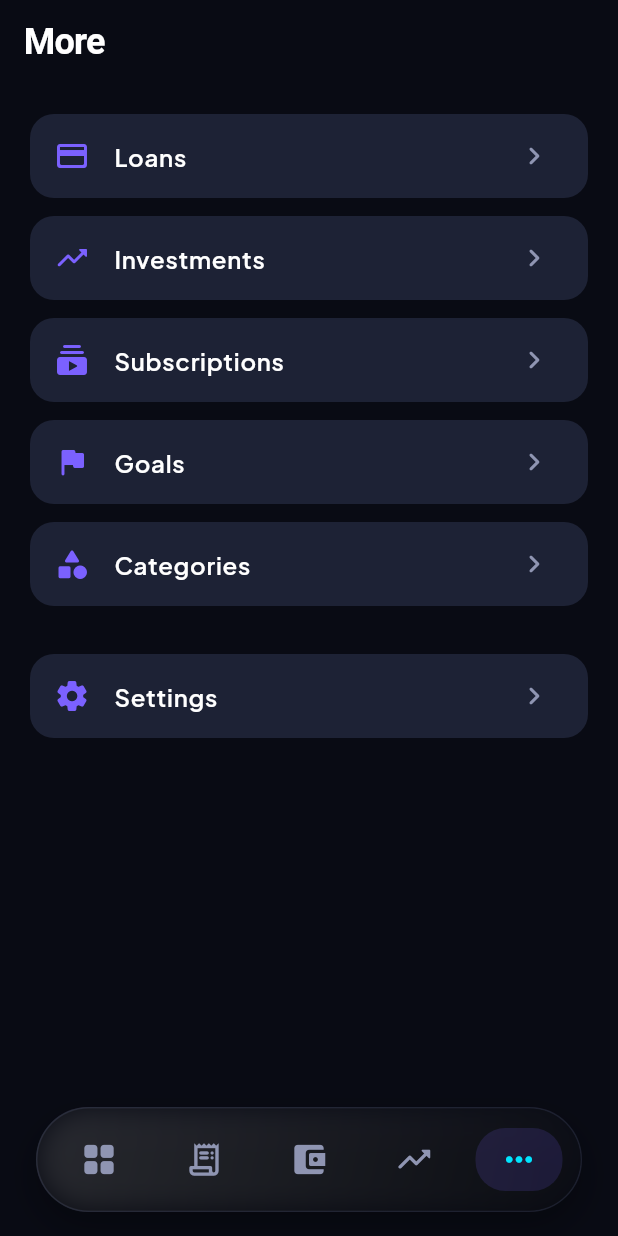
After one commit to iprojectt/finance-tracker-app, a Flutter app: the screen it shows after launch, item 5 of the bottom bar chosen, on a phone screen of 412 x 824 dp. The commit adds this screen. Run offline on Flutter 3.47's test engine with Material 3 defaults, Android fonts, the phone set to English and light mode, and no system bars; drawn by our look-alikes of flutter_animate; our stand-ins replace fl_chart, google_fonts, shared_preferences; network calls fail.

Commit message:
Fix UI overflows and add MoreScreen for mobile navigation

```diff
--- a/flutter_app/lib/main.dart
+++ b/flutter_app/lib/main.dart
@@ -12,6 +12,7 @@ import 'screens/subscriptions_screen.dart';
 import 'screens/goals_screen.dart';
 import 'screens/categories_screen.dart';
 import 'screens/settings_screen.dart';
+import 'screens/more_screen.dart';
 
 void main() async {
   WidgetsFlutterBinding.ensureInitialized();
@@ -130,7 +131,7 @@ class _AppShellState extends State<AppShell> {
         duration: const Duration(milliseconds: 300),
         child: _selectedIndex < 4
             ? _screens[_selectedIndex]
-            : const SettingsScreen(), // simplified 'More' mapping for now
+            : const MoreScreen(), // opens list of other screens
       ),
       bottomNavigationBar: SafeArea(
         child: Container(
--- /dev/null
+++ b/flutter_app/lib/screens/more_screen.dart
@@ -0,0 +1,57 @@
+import 'package:flutter/material.dart';
+import '../theme/app_theme.dart';
+import 'loans_screen.dart';
+import 'investments_screen.dart';
+import 'subscriptions_screen.dart';
+import 'goals_screen.dart';
+import 'categories_screen.dart';
+import 'settings_screen.dart';
+
+class MoreScreen extends StatelessWidget {
+  const MoreScreen({super.key});
+
+  @override
+  Widget build(BuildContext context) {
+    return Scaffold(
+      appBar: AppBar(
+        title: const Text('More', style: TextStyle(fontWeight: FontWeight.w700)),
+        backgroundColor: Colors.transparent,
+        elevation: 0,
+      ),
+      body: ListView(
+        padding: const EdgeInsets.all(20),
+        children: [
+          _MoreItem(icon: Icons.credit_card_rounded, label: 'Loans', screen: const LoansScreen()),
+          _MoreItem(icon: Icons.trending_up_rounded, label: 'Investments', screen: const InvestmentsScreen()),
+          _MoreItem(icon: Icons.subscriptions_rounded, label: 'Subscriptions', screen: const SubscriptionsScreen()),
+          _MoreItem(icon: Icons.flag_rounded, label: 'Goals', screen: const GoalsScreen()),
+          _MoreItem(icon: Icons.category_rounded, label: 'Categories', screen: const CategoriesScreen()),
+          const SizedBox(height: 20),
+          _MoreItem(icon: Icons.settings_rounded, label: 'Settings', screen: const SettingsScreen()),
+        ],
+      ),
+    );
+  }
+}
+
+class _MoreItem extends StatelessWidget {
+  final IconData icon;
+  final String label;
+  final Widget screen;
+  const _MoreItem({required this.icon, required this.label, required this.screen});
+
+  @override
+  Widget build(BuildContext context) {
+    return Card(
+      margin: const EdgeInsets.only(bottom: 12),
+      shape: RoundedRectangleBorder(borderRadius: BorderRadius.circular(16)),
+      color: AppColors.surfaceAlt,
+      child: ListTile(
+        leading: Icon(icon, color: AppColors.accentPrimary),
+        title: Text(label, style: const TextStyle(fontWeight: FontWeight.w600)),
+        trailing: const Icon(Icons.chevron_right_rounded, color: AppColors.textSecondary),
+        onTap: () => Navigator.push(context, MaterialPageRoute(builder: (_) => screen)),
+      ),
+    );
+  }
+}
--- a/flutter_app/lib/screens/transactions_screen.dart
+++ b/flutter_app/lib/screens/transactions_screen.dart
@@ -161,9 +161,10 @@ class _AddTransactionSheetState extends State<_AddTransactionSheet> {
 
     return Padding(
       padding: EdgeInsets.only(left: 20, right: 20, top: 20, bottom: MediaQuery.of(context).viewInsets.bottom + 20),
-      child: Form(
-        key: _formKey,
-        child: Column(mainAxisSize: MainAxisSize.min, crossAxisAlignment: CrossAxisAlignment.start, children: [
+      child: SingleChildScrollView(
+        child: Form(
+          key: _formKey,
+          child: Column(mainAxisSize: MainAxisSize.min, crossAxisAlignment: CrossAxisAlignment.start, children: [
           const Text('Add Transaction', style: TextStyle(fontWeight: FontWeight.w700, fontSize: 18)),
           const SizedBox(height: 20),
           Row(children: [
@@ -199,6 +200,7 @@ class _AddTransactionSheetState extends State<_AddTransactionSheet> {
           Row(children: [
             Expanded(
               child: DropdownButtonFormField<String>(
+                isExpanded: true,
                 dropdownColor: AppColors.surfaceAlt,
                 decoration: const InputDecoration(labelText: 'Category'),
                 value: _category,
@@ -218,6 +220,7 @@ class _AddTransactionSheetState extends State<_AddTransactionSheet> {
               const SizedBox(width: 10),
               Expanded(
                 child: DropdownButtonFormField<String>(
+                  isExpanded: true,
                   dropdownColor: AppColors.surfaceAlt,
                   decoration: const InputDecoration(labelText: 'Subcategory'),
                   value: _subcategory,
@@ -243,6 +246,7 @@ class _AddTransactionSheetState extends State<_AddTransactionSheet> {
             ),
           ),
         ]),
+        ),
       ),
     );
   }
```
Also changed, not shown: 1 other file.
